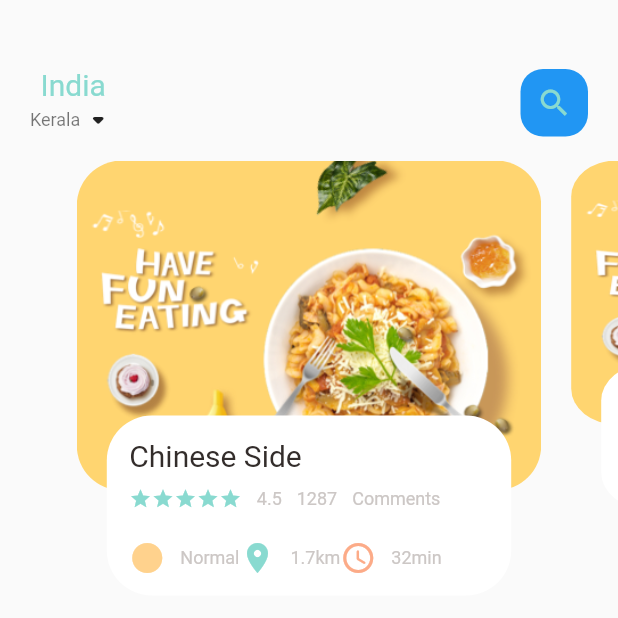
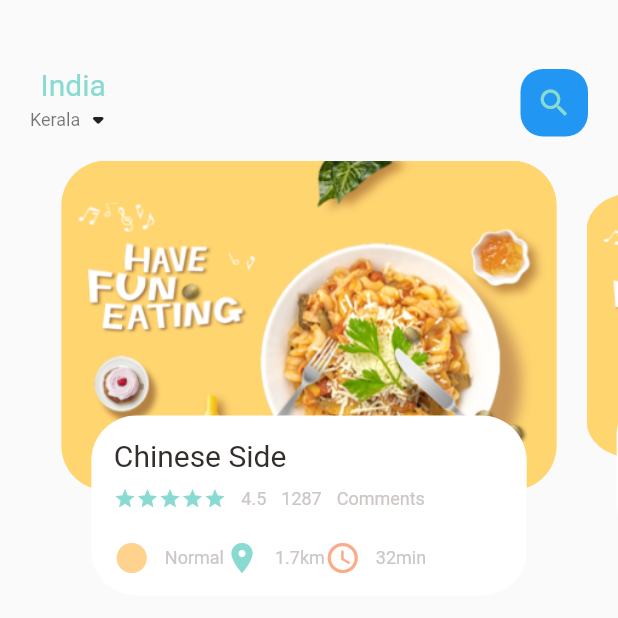
Before and after one commit to abhiofcl/food_delivery_app, a Flutter app: the screen it shows after launch, on a phone screen of 412 x 824 dp, the top half of it. Run offline on Flutter 3.47's test engine with Material 2 defaults, Android fonts, the phone set to English and light mode, and no system bars.

Commit message:
fixed some errors with the zooming effect

```diff
--- a/lib/home/food_page_body.dart
+++ b/lib/home/food_page_body.dart
@@ -12,9 +12,10 @@ class FoodPageBody extends StatefulWidget {
 }
 
 class _FoodPageBodyState extends State<FoodPageBody> {
-  PageController pageController = PageController(viewportFraction: 0.8);
+  PageController pageController = PageController(viewportFraction: 0.85);
   var _currentPageValue = 0.0;
   double _scaleFactor = 0.8;
+  double _height = 220.0;
 
   @override
   void initState() {
@@ -50,11 +51,22 @@ class _FoodPageBodyState extends State<FoodPageBody> {
 
     if (index == _currentPageValue.floor()) {
       var currScale = 1 - (_currentPageValue - index) * (1 - _scaleFactor);
-      matrix = Matrix4.diagonal3Values(1, currScale, 1);
+      var currTrans = _height * (1 - currScale) / 2;
+      matrix = Matrix4.diagonal3Values(1, currScale, 1)
+        ..setTranslationRaw(0, currTrans, 0);
     } else if (index == _currentPageValue.floor() + 1) {
       var currScale =
           _scaleFactor + (_currentPageValue - index + 1) * (1 - _scaleFactor);
+      var currTrans = _height * (1 - currScale) / 2;
       matrix = Matrix4.diagonal3Values(1, currScale, 1);
+      matrix = Matrix4.diagonal3Values(1, currScale, 1)
+        ..setTranslationRaw(0, currTrans, 0);
+    } else if (index == _currentPageValue.floor() - 1) {
+      var currScale = 1 - (_currentPageValue - index) * (1 - _scaleFactor);
+      var currTrans = _height * (1 - currScale) / 2;
+      matrix = Matrix4.diagonal3Values(1, currScale, 1);
+      matrix = Matrix4.diagonal3Values(1, currScale, 1)
+        ..setTranslationRaw(0, currTrans, 0);
     }
     return Transform(
       transform: matrix,
```
